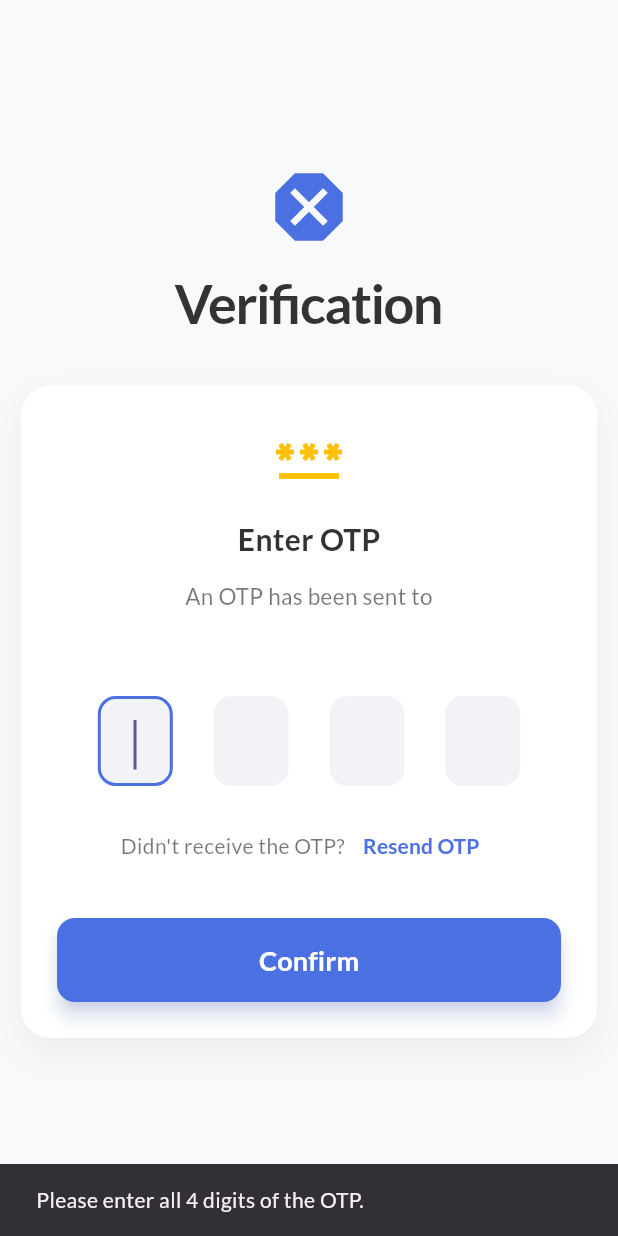
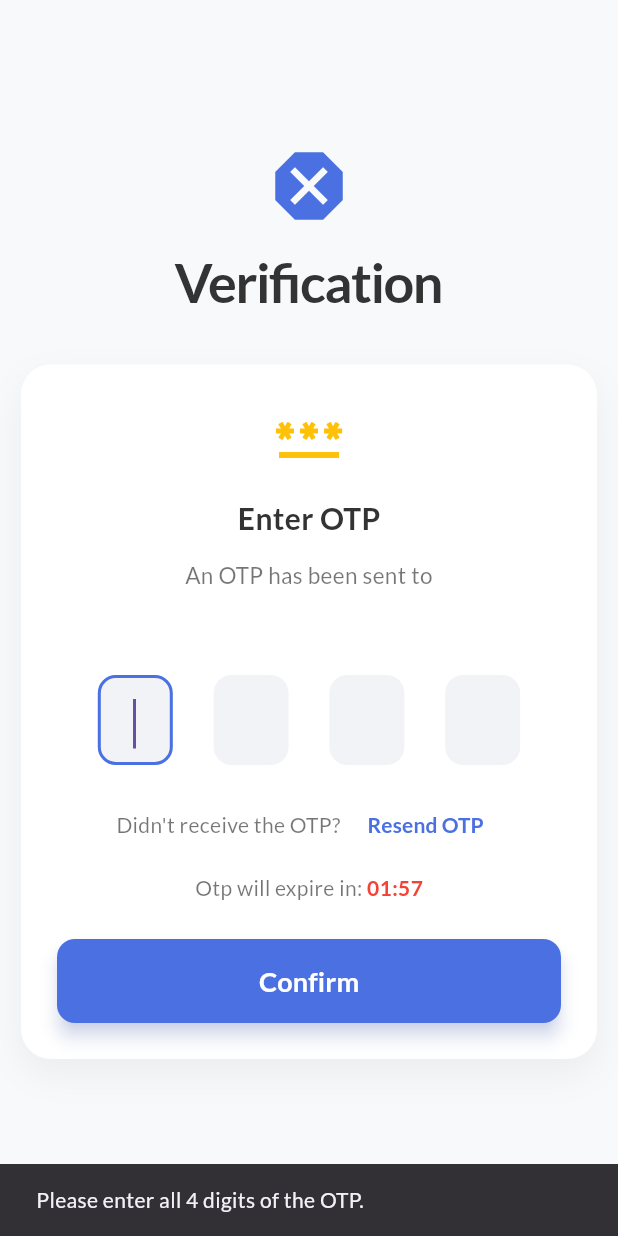
Before and after one commit to Dhriti-5/ClassLens_App, a Flutter app: the TeacherOtpPage screen opened directly with empty values, after a tap on "Confirm", on a phone screen of 412 x 824 dp. Run offline on Flutter 3.47's test engine with Material 3 defaults, Android fonts, the phone set to English and light mode, and no system bars; our stand-ins replace google_fonts, lottie, shared_preferences; accounts and stored records are empty; network calls fail.

Commit message:
teacher validation implementation along with remember me feature and timer for otp

```diff
--- a/lib/login/teacher_otp.dart
+++ b/lib/login/teacher_otp.dart
@@ -1,3 +1,5 @@
+import 'dart:async';
+
 import 'package:classlens/login/teacher_login.dart';
 import 'package:classlens/page_animations/slide_animation.dart';
 import 'package:flutter/material.dart';
@@ -20,6 +22,10 @@ class _TeacherOtpPageState extends State<TeacherOtpPage> {
   final _otpController3 = TextEditingController();
   final _otpController4 = TextEditingController();
 
+  static const int initialTimerSeconds=120;
+  late int secondsRemaining=initialTimerSeconds;
+  Timer? timer;
+
   final _otpFocusNode1 = FocusNode();
   final _otpFocusNode2 = FocusNode();
   final _otpFocusNode3 = FocusNode();
@@ -37,6 +43,32 @@ class _TeacherOtpPageState extends State<TeacherOtpPage> {
   void initState() {
     super.initState();
     Future<bool>responce = ApiServices.sendOpt(email: widget.email);
+    _resetAndStartTimer();
+  }
+
+  void _resetAndStartTimer() {
+    timer?.cancel();
+    setState(() {
+      secondsRemaining=initialTimerSeconds;
+    });
+
+    timer=Timer.periodic(const Duration(seconds: 1), (timer){
+      if(secondsRemaining==0){
+        timer.cancel();
+      }
+      else{
+        setState(() {
+          secondsRemaining--;
+        });
+      }
+    });
+  }
+
+  String get _formattedTime{
+    final minutes = (secondsRemaining ~/ 60).toString().padLeft(2, '0');
+    final seconds = (secondsRemaining % 60).toString().padLeft(2, '0');
+    return '$minutes:$seconds';
+
   }
 
   @override
@@ -49,6 +81,7 @@ class _TeacherOtpPageState extends State<TeacherOtpPage> {
     _otpFocusNode2.dispose();
     _otpFocusNode3.dispose();
     _otpFocusNode4.dispose();
+    timer?.cancel();
     super.dispose();
   }
 
@@ -178,14 +211,42 @@ class _TeacherOtpPageState extends State<TeacherOtpPage> {
   }
 
   Widget _buildResendOtp() {
-    return Row(
+    return Column(
+      children: [
+        Row(
           mainAxisAlignment: MainAxisAlignment.center,
           children: [
-        const Text("Didn't receive the OTP?", style: TextStyle(color: Colors.black54)),
+            const Text("Didn't receive the OTP?  ", style: TextStyle(color: Colors.black54)),
             TextButton(
-          onPressed: () {
-            // TODO: Add logic to resend OTP
+              onPressed: () async {
+                _resetAndStartTimer();
+                bool responce = await ApiServices.sendOpt(email: widget.email);
+                if(responce){
+                  ScaffoldMessenger.of(context).showSnackBar(
+                      new SnackBar(
+                        content: Text("OTP resent! Please check your email for the code"),
+                        backgroundColor: Colors.green,
+                        shape: RoundedRectangleBorder(
+                          borderRadius: BorderRadius.circular(8),
+                        ),
+                      )
+                  );
                   print('Resending OTP to ${widget.email}');
+                }
+                else{
+                  ScaffoldMessenger.of(context).showSnackBar(
+                      new SnackBar(
+                        content: Text("Unexpected error occurred"),
+                        backgroundColor: Colors.red,
+                        shape: RoundedRectangleBorder(
+                          borderRadius: BorderRadius.circular(8),
+                        ),
+                      )
+                  );
+                  print('failed in Resending OTP to ${widget.email}');
+
+                }
+
               },
               child: const Text(
                 'Resend OTP',
@@ -194,6 +255,23 @@ class _TeacherOtpPageState extends State<TeacherOtpPage> {
                   fontWeight: FontWeight.bold,
                 ),
               ),
+            ),
+
+          ],
+        ),
+        const SizedBox(height: 8),
+        Row(
+          mainAxisAlignment: MainAxisAlignment.center,
+          children: [
+            const Text("Otp will expire in: ", style: TextStyle(color: Colors.black54)),
+            Text(
+              _formattedTime,
+              style: const TextStyle(
+                color: Colors.red,
+                fontWeight: FontWeight.bold,
+              ),
+            )
+          ],
         ),
       ],
     );
--- a/pubspec.yaml
+++ b/pubspec.yaml
@@ -14,6 +14,7 @@ dependencies:
   english_words: ^4.0.0
   provider: ^6.1.5
   google_fonts: ^6.3.0
+  shared_preferences: ^2.5.3
 
 dev_dependencies:
   flutter_test:
```
Also changed, not shown: lib/api/login_api.dart (+34 -0 lines), lib/login/teacher_login.dart (+52 -4 lines), pubspec.lock, 1 other file. Lines whose indentation alone changed are shown as unchanged.
